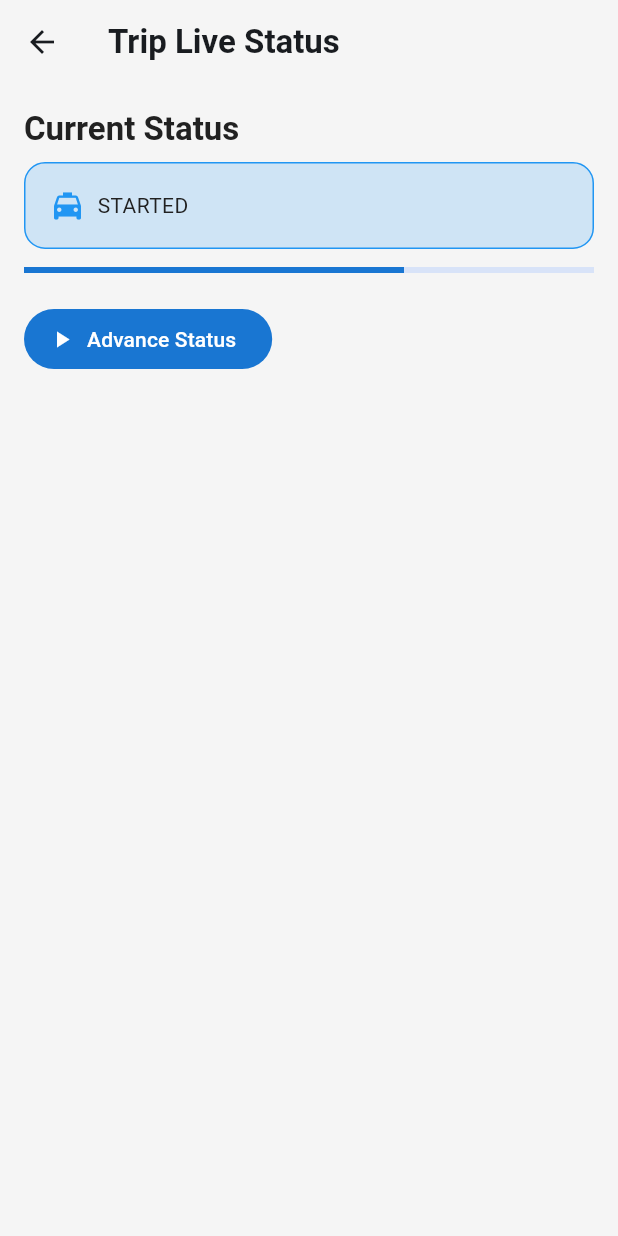
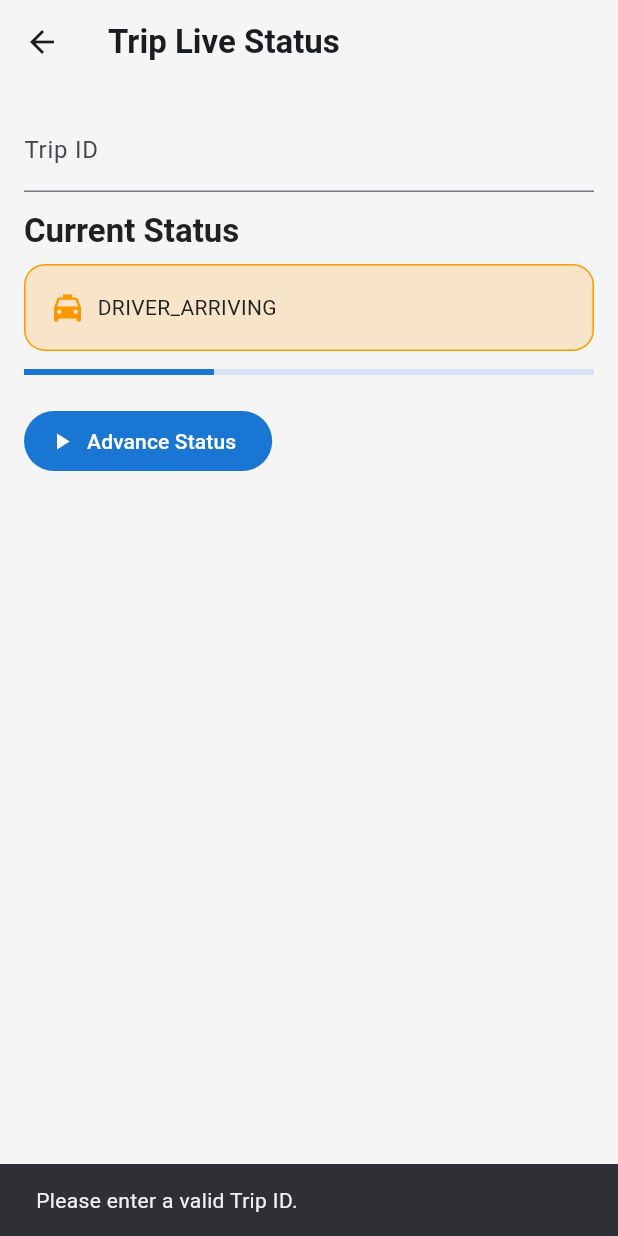
Before and after one commit to mahmoud11199/mymetrquot, a Flutter app: the TripLiveScreen screen opened directly, after a tap on "Advance Status", on a phone screen of 412 x 824 dp. Run offline on Flutter 3.47's test engine with Material 3 defaults, Android fonts, the light colour scheme and no system bars; our stand-ins replace firebase_core, firebase_messaging, flutter_dotenv, flutter_secure_storage, google_fonts, permission_handler; accounts and stored records are empty.

Commit message:
Add backend validation, logging, and user connectivity feedback

```diff
--- a/lib/screens/trip_live_screen.dart
+++ b/lib/screens/trip_live_screen.dart
@@ -1,4 +1,6 @@
 import 'package:flutter/material.dart';
+
+import '../services/api_client.dart';
 
 class TripLiveScreen extends StatefulWidget {
   const TripLiveScreen({super.key});
@@ -8,8 +10,55 @@ class TripLiveScreen extends StatefulWidget {
 }
 
 class _TripLiveScreenState extends State<TripLiveScreen> {
-  final statuses = ['accepted', 'started', 'ended'];
+  final statuses = ['driver_arriving', 'in_progress', 'completed'];
+  final _tripIdController = TextEditingController();
+  final _apiClient = ApiClient();
   int _index = 0;
+  bool _isSubmitting = false;
+
+  @override
+  void dispose() {
+    _tripIdController.dispose();
+    super.dispose();
+  }
+
+  Future<void> _advanceStatus() async {
+    final tripId = int.tryParse(_tripIdController.text.trim());
+    if (tripId == null || tripId <= 0) {
+      ScaffoldMessenger.of(context).showSnackBar(
+        const SnackBar(content: Text('Please enter a valid Trip ID.')),
+      );
+      return;
+    }
+
+    if (_index >= statuses.length - 1) {
+      ScaffoldMessenger.of(context).showSnackBar(
+        const SnackBar(content: Text('Trip already reached final status.')),
+      );
+      return;
+    }
+
+    setState(() => _isSubmitting = true);
+    final nextIndex = _index + 1;
+    try {
+      await _apiClient.updateTripStatus(tripId, statuses[nextIndex]);
+      if (!mounted) return;
+      setState(() => _index = nextIndex);
+      ScaffoldMessenger.of(context).showSnackBar(
+        SnackBar(content: Text('Trip status updated to ${statuses[nextIndex]}.')),
+      );
+    } catch (e) {
+      if (!mounted) return;
+      final message = e.toString().contains('failed')
+          ? 'Connection error while updating trip status.'
+          : 'Invalid trip status request. Please verify trip id/state.';
+      ScaffoldMessenger.of(context).showSnackBar(SnackBar(content: Text('$message ($e)')));
+    } finally {
+      if (mounted) {
+        setState(() => _isSubmitting = false);
+      }
+    }
+  }
 
   @override
   Widget build(BuildContext context) {
@@ -23,6 +72,12 @@ class _TripLiveScreenState extends State<TripLiveScreen> {
         child: Column(
           crossAxisAlignment: CrossAxisAlignment.start,
           children: [
+            TextField(
+              controller: _tripIdController,
+              keyboardType: TextInputType.number,
+              decoration: const InputDecoration(labelText: 'Trip ID'),
+            ),
+            const SizedBox(height: 12),
             Text('Current Status', style: Theme.of(context).textTheme.titleLarge),
             const SizedBox(height: 8),
             AnimatedContainer(
@@ -49,10 +104,14 @@ class _TripLiveScreenState extends State<TripLiveScreen> {
             ),
             const SizedBox(height: 20),
             FilledButton.icon(
-              onPressed: _index < statuses.length - 1
-                  ? () => setState(() => _index++)
-                  : null,
-              icon: const Icon(Icons.play_arrow),
+              onPressed: _isSubmitting ? null : _advanceStatus,
+              icon: _isSubmitting
+                  ? const SizedBox(
+                      width: 18,
+                      height: 18,
+                      child: CircularProgressIndicator(strokeWidth: 2),
+                    )
+                  : const Icon(Icons.play_arrow),
               label: const Text('Advance Status'),
             ),
           ],
```
Also changed, not shown: lib/screens/auth_screen.dart (+70 -9 lines), lib/screens/home_screen.dart (+55 -3 lines), lib/services/api_client.dart (+64 -36 lines).
